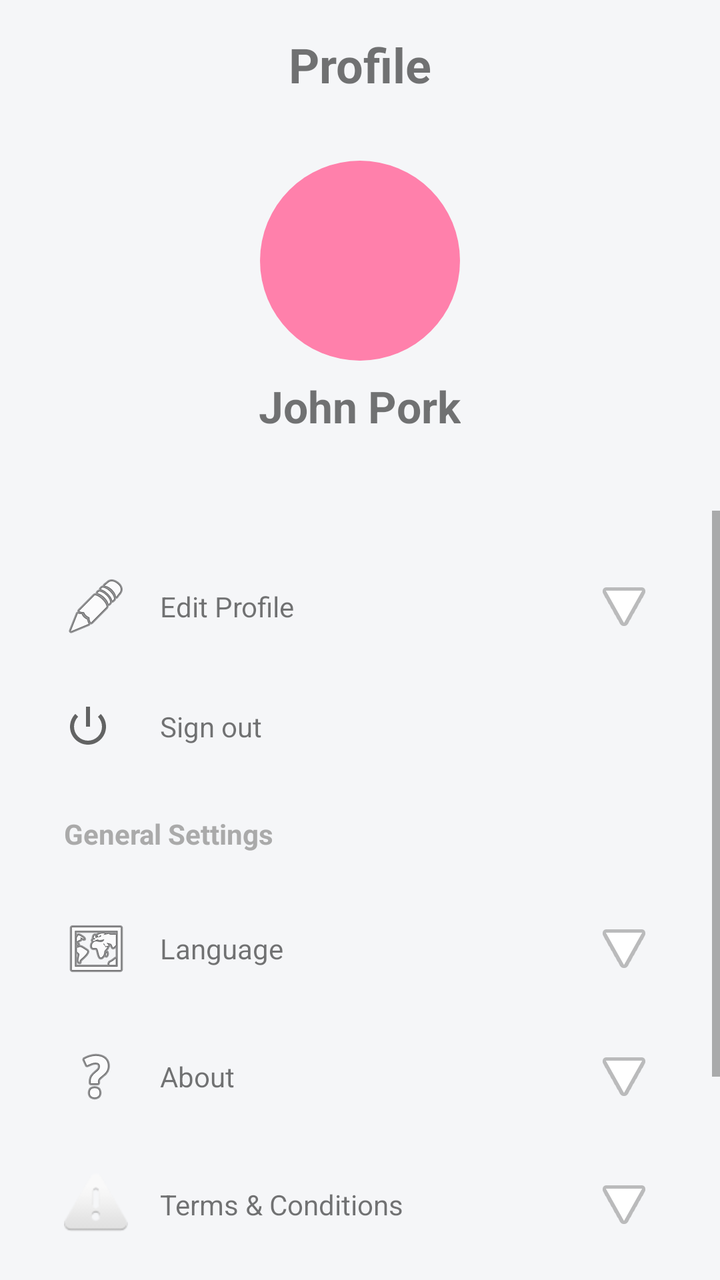
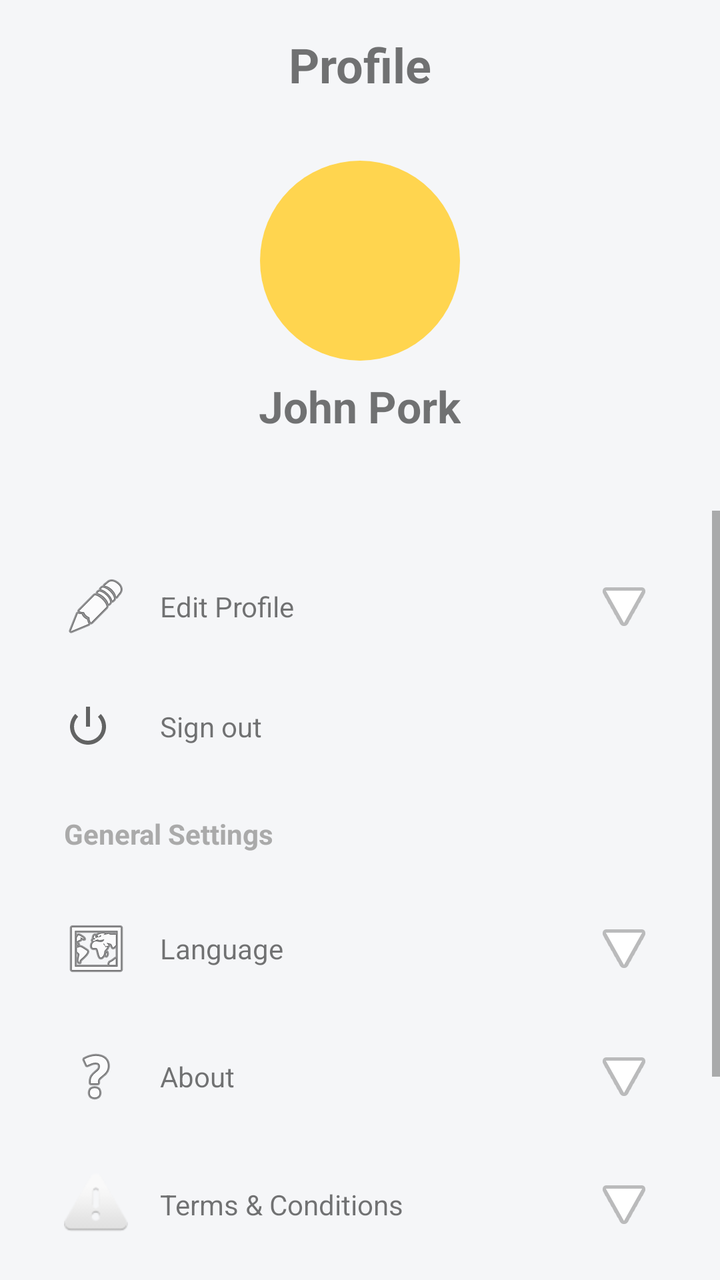

The first picture is an Android layout as it rendered before a commit; the second is the same layout after the commit. The layout source and the unified diff follow.
<!-- AndroidManifest.xml: application theme Theme.FblaConnectV2 -->
<!-- res/layout/fragment_profile.xml -->
<?xml version="1.0" encoding="utf-8"?>
<LinearLayout xmlns:android="http://schemas.android.com/apk/res/android"
    xmlns:app="http://schemas.android.com/apk/res-auto"
    android:layout_width="match_parent"
    android:layout_height="match_parent"
    android:background="#F5F6F8"
    android:orientation="vertical">

    <TextView
        android:layout_width="wrap_content"
        android:layout_height="wrap_content"
        android:layout_gravity="center_horizontal"
        android:padding="16dp"
        android:text="Profile"
        android:textSize="24sp"
        android:textStyle="bold" />

    
    <LinearLayout
        android:layout_width="match_parent"
        android:layout_height="wrap_content"
        android:gravity="center_horizontal"
        android:orientation="vertical"
        android:padding="16dp">

        <ImageView
            android:id="@+id/profileImage"
            android:layout_width="100dp"
            android:layout_height="100dp"
            android:src="@drawable/circle_pink" /> 

        <TextView
            android:id="@+id/profileName"
            android:layout_width="wrap_content"
            android:layout_height="wrap_content"
            android:layout_marginTop="8dp"
            android:text="John Pork"
            android:textSize="22sp"
            android:textStyle="bold" />

        <TextView
            android:id="@+id/profileEmail"
            android:layout_width="wrap_content"
            android:layout_height="wrap_content"
            android:text=""
            android:textSize="16sp" />

    </LinearLayout>

    
    <ScrollView
        android:layout_width="match_parent"
        android:layout_height="match_parent">

        <LinearLayout
            android:layout_width="match_parent"
            android:layout_height="wrap_content"
            android:orientation="vertical"
            android:padding="16dp">

            
            <RelativeLayout
                android:id="@+id/editProfileButton"
                android:layout_width="match_parent"
                android:layout_height="wrap_content"
                android:padding="16dp">

                <ImageView
                    android:layout_width="wrap_content"
                    android:layout_height="wrap_content"
                    android:layout_alignParentStart="true"
                    android:layout_centerVertical="true"
                    android:src="@android:drawable/ic_menu_edit" />

                <TextView
                    android:layout_width="wrap_content"
                    android:layout_height="wrap_content"
                    android:layout_centerVertical="true"
                    android:layout_marginStart="48dp"
                    android:text="Edit Profile" />

                <ImageView
                    android:layout_width="wrap_content"
                    android:layout_height="wrap_content"
                    android:layout_alignParentEnd="true"
                    android:layout_centerVertical="true"
                    android:rotation="90"
                    android:src="@android:drawable/ic_media_play" />
            </RelativeLayout>

            
            <RelativeLayout
                android:id="@+id/signOutButton"
                android:layout_width="match_parent"
                android:layout_height="wrap_content"
                android:padding="16dp">

                <ImageView
                    android:layout_width="wrap_content"
                    android:layout_height="wrap_content"
                    android:layout_alignParentStart="true"
                    android:layout_centerVertical="true"
                    android:src="@android:drawable/ic_lock_power_off" />

                <TextView
                    android:layout_width="wrap_content"
                    android:layout_height="wrap_content"
                    android:layout_centerVertical="true"
                    android:layout_marginStart="48dp"
                    android:text="Sign out" />
            </RelativeLayout>

            <TextView
                android:layout_width="wrap_content"
                android:layout_height="wrap_content"
                android:padding="16dp"
                android:text="General Settings"
                android:textColor="@android:color/darker_gray"
                android:textStyle="bold" />

            
            <RelativeLayout
                android:id="@+id/languageButton"
                android:layout_width="match_parent"
                android:layout_height="wrap_content"
                android:padding="16dp">

                <ImageView
                    android:layout_width="wrap_content"
                    android:layout_height="wrap_content"
                    android:layout_alignParentStart="true"
                    android:layout_centerVertical="true"
                    android:src="@android:drawable/ic_menu_mapmode" />

                <TextView
                    android:layout_width="wrap_content"
                    android:layout_height="wrap_content"
                    android:layout_centerVertical="true"
                    android:layout_marginStart="48dp"
                    android:text="Language" />

                <ImageView
                    android:layout_width="wrap_content"
                    android:layout_height="wrap_content"
                    android:layout_alignParentEnd="true"
                    android:layout_centerVertical="true"
                    android:rotation="90"
                    android:src="@android:drawable/ic_media_play" />
            </RelativeLayout>

            
            <RelativeLayout
                android:id="@+id/aboutButton"
                android:layout_width="match_parent"
                android:layout_height="wrap_content"
                android:padding="16dp">

                <ImageView
                    android:layout_width="wrap_content"
                    android:layout_height="wrap_content"
                    android:layout_alignParentStart="true"
                    android:layout_centerVertical="true"
                    android:src="@android:drawable/ic_menu_help" />

                <TextView
                    android:layout_width="wrap_content"
                    android:layout_height="wrap_content"
                    android:layout_centerVertical="true"
                    android:layout_marginStart="48dp"
                    android:text="About" />

                <ImageView
                    android:layout_width="wrap_content"
                    android:layout_height="wrap_content"
                    android:layout_alignParentEnd="true"
                    android:layout_centerVertical="true"
                    android:rotation="90"
                    android:src="@android:drawable/ic_media_play" />
            </RelativeLayout>

            
            <RelativeLayout
                android:id="@+id/termsButton"
                android:layout_width="match_parent"
                android:layout_height="wrap_content"
                android:padding="16dp">

                <ImageView
                    android:layout_width="wrap_content"
                    android:layout_height="wrap_content"
                    android:layout_alignParentStart="true"
                    android:layout_centerVertical="true"
                    android:src="@android:drawable/ic_dialog_alert" />

                <TextView
                    android:layout_width="wrap_content"
                    android:layout_height="wrap_content"
                    android:layout_centerVertical="true"
                    android:layout_marginStart="48dp"
                    android:text="Terms &amp; Conditions" />

                <ImageView
                    android:layout_width="wrap_content"
                    android:layout_height="wrap_content"
                    android:layout_alignParentEnd="true"
                    android:layout_centerVertical="true"
                    android:rotation="90"
                    android:src="@android:drawable/ic_media_play" />
            </RelativeLayout>

            
            <RelativeLayout
                android:id="@+id/rateButton"
                android:layout_width="match_parent"
                android:layout_height="wrap_content"
                android:padding="16dp">

                <ImageView
                    android:layout_width="wrap_content"
                    android:layout_height="wrap_content"
                    android:layout_alignParentStart="true"
                    android:layout_centerVertical="true"
                    android:src="@android:drawable/btn_star" />

                <TextView
                    android:layout_width="wrap_content"
                    android:layout_height="wrap_content"
                    android:layout_centerVertical="true"
                    android:layout_marginStart="48dp"
                    android:text="Rate This App" />

                <ImageView
                    android:layout_width="wrap_content"
                    android:layout_height="wrap_content"
                    android:layout_alignParentEnd="true"
                    android:layout_centerVertical="true"
                    android:rotation="90"
                    android:src="@android:drawable/ic_media_play" />
            </RelativeLayout>

            
            <RelativeLayout
                android:id="@+id/shareButton"
                android:layout_width="match_parent"
                android:layout_height="wrap_content"
                android:padding="16dp">

                <ImageView
                    android:layout_width="wrap_content"
                    android:layout_height="wrap_content"
                    android:layout_alignParentStart="true"
                    android:layout_centerVertical="true"
                    android:src="@android:drawable/ic_menu_share" />

                <TextView
                    android:layout_width="wrap_content"
                    android:layout_height="wrap_content"
                    android:layout_centerVertical="true"
                    android:layout_marginStart="48dp"
                    android:text="Share This App" />

                <ImageView
                    android:layout_width="wrap_content"
                    android:layout_height="wrap_content"
                    android:layout_alignParentEnd="true"
                    android:layout_centerVertical="true"
                    android:rotation="90"
                    android:src="@android:drawable/ic_media_play" />
            </RelativeLayout>

        </LinearLayout>
    </ScrollView>

</LinearLayout>
<!-- resources referenced by this layout -->
<resources>
  <!-- drawable circle_pink (drawable) -->
  <?xml version="1.0" encoding="utf-8"?>
  <shape xmlns:android="http://schemas.android.com/apk/res/android"
      android:shape="oval">
      <solid android:color="@color/profile_pink" />
  </shape>
  <style name="Theme.FblaConnectV2" parent="Theme.AppCompat.Light.NoActionBar">
          <item name="colorPrimary">@color/fbla_blue</item>
          <item name="colorPrimaryDark">@color/fbla_blue</item>
          <item name="colorAccent">@color/fbla_gold</item>
          <item name="android:windowNoTitle">true</item>
          <item name="android:windowActionBar">false</item>
      </style>
  <color name="profile_pink">#FF80AB</color>
  <color name="fbla_blue">#003B5C</color>
  <color name="fbla_gold">#FFD54F</color>
</resources>

<!-- the commit's change to res/layout/fragment_profile.xml (unified diff, before → after) -->
@@ -23,11 +23,15 @@
         android:orientation="vertical"
         android:padding="16dp">
 
-        <ImageView
-            android:id="@+id/profileImage"
+        <TextView
+            android:id="@+id/profileImageLetter"
             android:layout_width="100dp"
             android:layout_height="100dp"
-            android:src="@drawable/circle_pink" /> 
+            android:background="@drawable/circle_yellow"
+            android:gravity="center"
+            android:textColor="@android:color/white"
+            android:textSize="48sp"
+            android:textStyle="bold" />
 
         <TextView
             android:id="@+id/profileName"
<!-- resource entries referenced after the edit -->
@@ -1,10 +1,10 @@
 <!-- resources referenced by this layout -->
 <resources>
-  <!-- drawable circle_pink (drawable) -->
+  <!-- drawable circle_yellow (drawable) -->
   <?xml version="1.0" encoding="utf-8"?>
   <shape xmlns:android="http://schemas.android.com/apk/res/android"
       android:shape="oval">
-      <solid android:color="@color/profile_pink" />
+      <solid android:color="@color/fbla_gold" />
   </shape>
   <style name="Theme.FblaConnectV2" parent="Theme.AppCompat.Light.NoActionBar">
           <item name="colorPrimary">@color/fbla_blue</item>
@@ -13,7 +13,6 @@
           <item name="android:windowNoTitle">true</item>
           <item name="android:windowActionBar">false</item>
       </style>
-  <color name="profile_pink">#FF80AB</color>
   <color name="fbla_blue">#003B5C</color>
   <color name="fbla_gold">#FFD54F</color>
 </resources>
